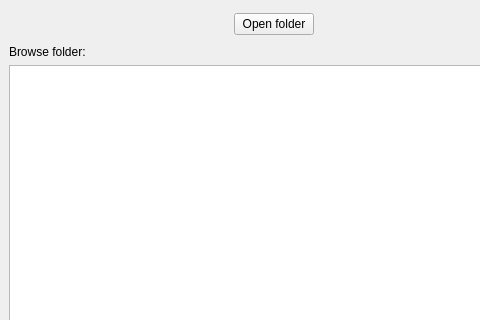
Above: ui/main.ui from pyplotter/pyplotter before the change; both pictures show x 0 to 480 and y 0 to 320 of the 1024 by 766 pixel window. Below: the same form after it.
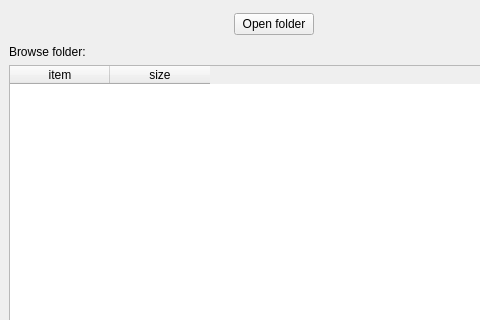
That is the form after the change. Custom widgets are drawn as their Qt base class.

Commit message:
Replace listWidgetFolder by tableWidgetFolder
Add the size of the authorized file in the display info.

Diff of the .ui file:
```diff
--- a/ui/main.ui
+++ b/ui/main.ui
@@ -155,7 +155,54 @@
                </widget>
               </item>
               <item>
-               <widget class="QListWidget" name="listWidgetFolder"/>
+               <widget class="QTableWidget" name="tableWidgetFolder">
+                <property name="minimumSize">
+                 <size>
+                  <width>0</width>
+                  <height>0</height>
+                 </size>
+                </property>
+                <property name="sizeAdjustPolicy">
+                 <enum>QAbstractScrollArea::AdjustIgnored</enum>
+                </property>
+                <property name="editTriggers">
+                 <set>QAbstractItemView::NoEditTriggers</set>
+                </property>
+                <property name="alternatingRowColors">
+                 <bool>true</bool>
+                </property>
+                <property name="selectionBehavior">
+                 <enum>QAbstractItemView::SelectRows</enum>
+                </property>
+                <property name="sortingEnabled">
+                 <bool>true</bool>
+                </property>
+                <attribute name="horizontalHeaderCascadingSectionResizes">
+                 <bool>false</bool>
+                </attribute>
+                <attribute name="horizontalHeaderShowSortIndicator" stdset="0">
+                 <bool>true</bool>
+                </attribute>
+                <attribute name="verticalHeaderVisible">
+                 <bool>false</bool>
+                </attribute>
+                <column>
+                 <property name="text">
+                  <string>item</string>
+                 </property>
+                 <property name="textAlignment">
+                  <set>AlignCenter</set>
+                 </property>
+                </column>
+                <column>
+                 <property name="text">
+                  <string>size</string>
+                 </property>
+                 <property name="textAlignment">
+                  <set>AlignCenter</set>
+                 </property>
+                </column>
+               </widget>
               </item>
              </layout>
             </widget>
```
Left out of the diff: 3 changed lines with no effect on the pictures. The commit also changes 3 other files.
